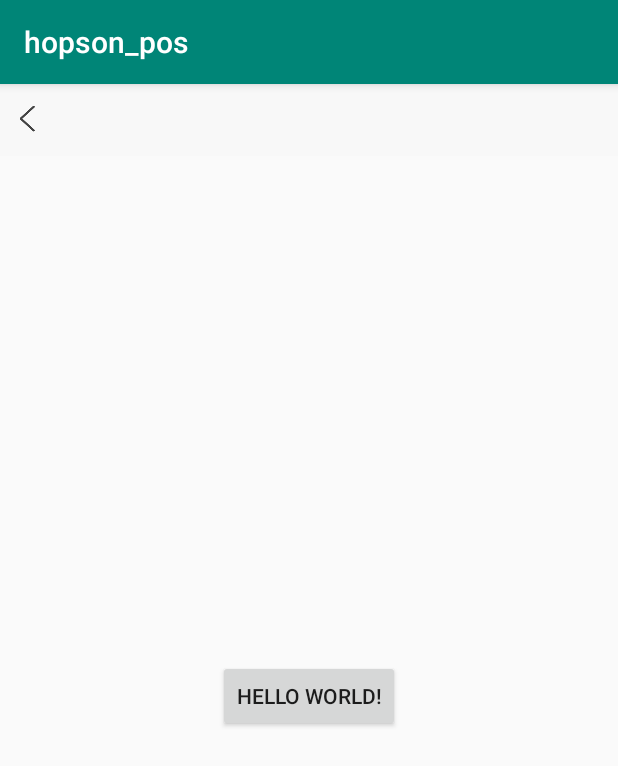
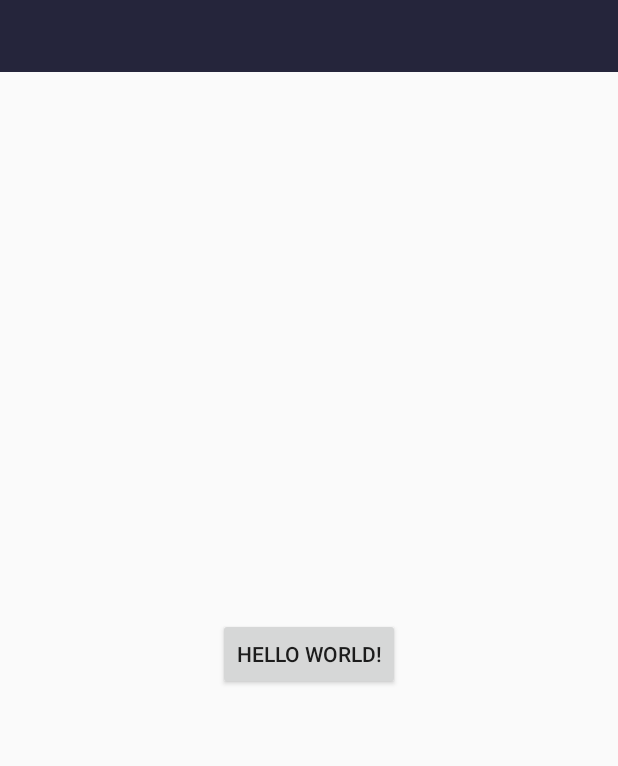
Before and after one commit to GimiZhang/hopson_pos, an Android app: the screen it shows after launch (MainActivity), on a phone screen of 412 x 824 dp. Shown: the top 766 px of the screen. Run offline under Robolectric (Android 15) with nearby library versions, the light colour scheme and no system bars; libraries missing offline, so code that uses them is left out: com.hopson.base_moudle, com.xiaojinzi.component, org.greenrobot.greendao; 10 statements that could not run were skipped.

Commit message:
调整titlebar的颜色和去掉actionbar

```diff
--- a/app/src/main/java/com/hopson/hopson_pos/base/BaseActivity.java
+++ b/app/src/main/java/com/hopson/hopson_pos/base/BaseActivity.java
@@ -46,7 +46,7 @@
     public void onCreate(Bundle savedInstanceState) {
         super.onCreate(savedInstanceState);
         View contentView = getInflateView();
-        UiUtil.setStatusBarColor(this, R.color._ffffff);
+        UiUtil.setStatusBarColor(this, R.color.colorAccent);
         setContentView(R.layout.common_activity_base_layout);
         frameLayout = (FrameLayout) findViewById(R.id.fl_layout);
         progressBar = (ProgressBar) findViewById(R.id.progress);
@@ -61,8 +61,8 @@
         frameLayout.addView(contentView);
         maskView.setOnClickListener(null);
         titleBar.setLeftImageResource(R.mipmap.back_black);
-        titleBar.setBackgroundColor(getResources().getColor(R.color._f8f8f8));
-        titleBar.setTitleColor(getResources().getColor(R.color._444345));
+        titleBar.setBackgroundColor(getResources().getColor(R.color.colorAccent));
+        titleBar.setTitleColor(getResources().getColor(R.color._ffffff));
         if (null == mPresenter) {
             mPresenter = createPresenter();
         }
--- a/app/src/main/java/com/hopson/hopson_pos/main/MainActivity.java
+++ b/app/src/main/java/com/hopson/hopson_pos/main/MainActivity.java
@@ -30,6 +30,9 @@
 
     @Override
     public void initViews() {
+        titleBar.setLeftVisible(false);
+
+
         Button btnJump = findViewById(R.id.btn_jump);
 
         if(queryAllList().size() !=0){
--- a/app/src/main/res/values/colors.xml
+++ b/app/src/main/res/values/colors.xml
@@ -1,6 +1,6 @@
 <?xml version="1.0" encoding="utf-8"?>
 <resources>
-    <color name="colorPrimary">#008577</color>
-    <color name="colorPrimaryDark">#00574B</color>
-    <color name="colorAccent">#D81B60</color>
+    <color name="colorPrimary">#25253B</color>
+    <color name="colorPrimaryDark">#25253B</color>
+    <color name="colorAccent">#25253B</color>
 </resources>
--- a/app/src/main/res/values/strings.xml
+++ b/app/src/main/res/values/strings.xml
@@ -1,3 +1,3 @@
 <resources>
-    <string name="app_name">hopson_pos</string>
+    <string name="app_name">会付通</string>
 </resources>
--- a/app/src/main/res/values/styles.xml
+++ b/app/src/main/res/values/styles.xml
@@ -1,7 +1,7 @@
 <resources>
 
     <!-- Base application theme. -->
-    <style name="AppTheme" parent="Theme.AppCompat.Light.DarkActionBar">
+    <style name="AppTheme" parent="Theme.AppCompat.Light.NoActionBar">
         <!-- Customize your theme here. -->
         <item name="colorPrimary">@color/colorPrimary</item>
         <item name="colorPrimaryDark">@color/colorPrimaryDark</item>
```
